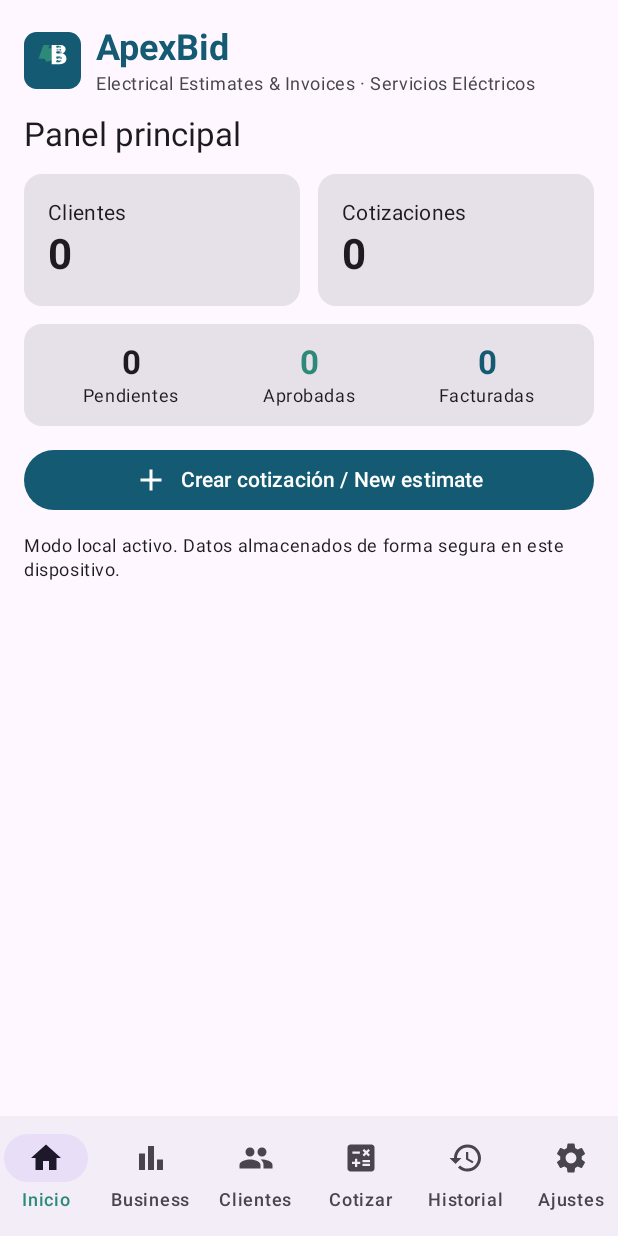
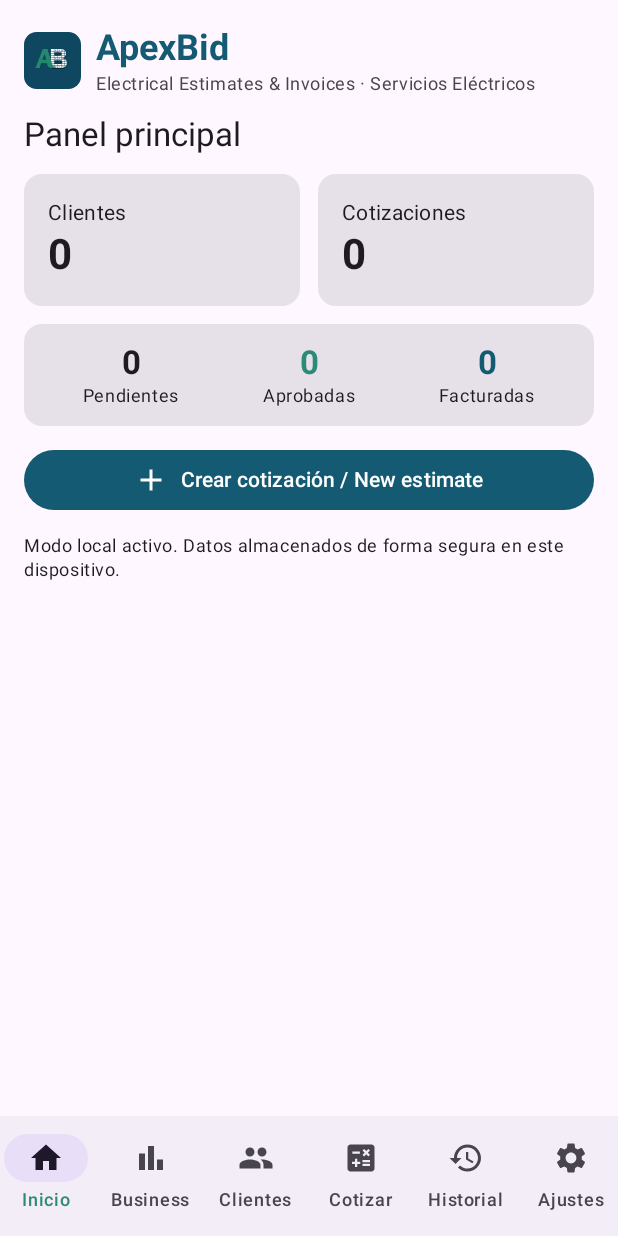
Before and after one commit to genuine-goat10/HSSDADE_LIGHT_ANDROID, an Android app built with Jetpack Compose: the screen it shows after launch (MainActivity), on a phone screen of 412 x 824 dp. Run offline under Robolectric (Android 15) with nearby library versions, the phone set to English and light mode, and no system bars; our stand-ins replace Room's generated code; pictures from the network do not load.

Commit message:
Update MainActivity.kt

```diff
--- a/app/src/main/java/com/hssdade/light/MainActivity.kt
+++ b/app/src/main/java/com/hssdade/light/MainActivity.kt
@@ -87,83 +87,18 @@ class MainActivity : ComponentActivity() {
 
 @Composable
 fun ApexBidLogo(size: Dp = 40.dp) {
-    Canvas(modifier = Modifier.size(size)) {
-        val w = this.size.width
-        val h = this.size.height
-
-        drawRoundRect(
-            color = Color(0xFF145A72),
-            cornerRadius = CornerRadius(w * 0.22f, h * 0.22f)
+    Box(
+        modifier = Modifier
+            .size(size)
+            .background(Color(0xFF0F4761), RoundedCornerShape(size * 0.22f)),
+        contentAlignment = Alignment.Center
+    ) {
+        Icon(
+            painter = androidx.compose.ui.res.painterResource(id = R.drawable.ic_launcher_foreground),
+            contentDescription = "ApexBid Logo",
+            tint = Color.Unspecified,
+            modifier = Modifier.fillMaxSize()
         )
-
-        val sw = w * 0.72f
-        val sh = h * 0.72f
-        val ox = w * 0.14f
-        val oy = h * 0.14f
-
-        val pathA = Path().apply {
-            moveTo(ox + sw * 0.11f, oy + sh * 0.59f)
-            lineTo(ox + sw * 0.28f, oy + sh * 0.12f)
-            lineTo(ox + sw * 0.43f, oy + sh * 0.12f)
-            lineTo(ox + sw * 0.33f, oy + sh * 0.40f)
-            cubicTo(ox + sw * 0.42f, oy + sh * 0.42f, ox + sw * 0.45f, oy + sh * 0.47f, ox + sw * 0.45f, oy + sh * 0.51f)
-            lineTo(ox + sw * 0.34f, oy + sh * 0.53f)
-            cubicTo(ox + sw * 0.34f, oy + sh * 0.48f, ox + sw * 0.31f, oy + sh * 0.45f, ox + sw * 0.24f, oy + sh * 0.45f)
-            lineTo(ox + sw * 0.16f, oy + sh * 0.45f)
-            lineTo(ox + sw * 0.11f, oy + sh * 0.59f)
-            close()
-        }
-        drawPath(path = pathA, color = Color(0xFF2D8A78))
-
-        val pathBridge = Path().apply {
-            moveTo(ox + sw * 0.16f, oy + sh * 0.45f)
-            lineTo(ox + sw * 0.36f, oy + sh * 0.45f)
-            cubicTo(ox + sw * 0.40f, oy + sh * 0.45f, ox + sw * 0.44f, oy + sh * 0.48f, ox + sw * 0.46f, oy + sh * 0.51f)
-            cubicTo(ox + sw * 0.49f, oy + sh * 0.48f, ox + sw * 0.53f, oy + sh * 0.45f, ox + sw * 0.57f, oy + sh * 0.45f)
-            lineTo(ox + sw * 0.59f, oy + sh * 0.45f)
-            lineTo(ox + sw * 0.59f, oy + sh * 0.37f)
-            lineTo(ox + sw * 0.51f, oy + sh * 0.37f)
-            lineTo(ox + sw * 0.51f, oy + sh * 0.29f)
-            lineTo(ox + sw * 0.59f, oy + sh * 0.29f)
-            lineTo(ox + sw * 0.59f, oy + sh * 0.12f)
-            lineTo(ox + sw * 0.48f, oy + sh * 0.12f)
-            lineTo(ox + sw * 0.48f, oy + sh * 0.20f)
-            lineTo(ox + sw * 0.39f, oy + sh * 0.20f)
-            lineTo(ox + sw * 0.36f, oy + sh * 0.29f)
-            close()
-        }
-        drawPath(path = pathBridge, color = Color(0xFF2D8A78))
-
-        val pathB = Path().apply {
-            moveTo(ox + sw * 0.48f, oy + sh * 0.12f)
-            lineTo(ox + sw * 0.70f, oy + sh * 0.12f)
-            cubicTo(ox + sw * 0.77f, oy + sh * 0.12f, ox + sw * 0.82f, oy + sh * 0.16f, ox + sw * 0.82f, oy + sh * 0.22f)
-            cubicTo(ox + sw * 0.82f, oy + sh * 0.27f, ox + sw * 0.79f, oy + sh * 0.31f, ox + sw * 0.74f, oy + sh * 0.33f)
-            cubicTo(ox + sw * 0.80f, oy + sh * 0.34f, ox + sw * 0.84f, oy + sh * 0.39f, ox + sw * 0.84f, oy + sh * 0.46f)
-            cubicTo(ox + sw * 0.84f, oy + sh * 0.54f, ox + sw * 0.77f, oy + sh * 0.59f, ox + sw * 0.68f, oy + sh * 0.59f)
-            lineTo(ox + sw * 0.48f, oy + sh * 0.59f)
-            close()
-        }
-        drawPath(path = pathB, color = Color.White)
-
-        drawRoundRect(Color(0xFF145A72), Offset(ox + sw * 0.59f, oy + sh * 0.138f), Size(sw * 0.09f, sh * 0.032f), CornerRadius(2f, 2f))
-        drawRoundRect(Color(0xFF145A72), Offset(ox + sw * 0.59f, oy + sh * 0.275f), Size(sw * 0.10f, sh * 0.055f), CornerRadius(2f, 2f))
-        drawRoundRect(Color(0xFF145A72), Offset(ox + sw * 0.59f, oy + sh * 0.405f), Size(sw * 0.11f, sh * 0.035f), CornerRadius(2f, 2f))
-        drawRoundRect(Color(0xFF145A72), Offset(ox + sw * 0.59f, oy + sh * 0.508f), Size(sw * 0.10f, sh * 0.032f), CornerRadius(2f, 2f))
-
-        drawRect(Color(0xFF2D8A78), Offset(ox + sw * 0.60f, oy + sh * 0.145f), Size(sw * 0.045f, sh * 0.05f))
-        drawRect(Color(0xFF7BA4B3), Offset(ox + sw * 0.668f, oy + sh * 0.145f), Size(sw * 0.037f, sh * 0.05f))
-
-        drawRect(Color(0xFF7BA4B3), Offset(ox + sw * 0.60f, oy + sh * 0.218f), Size(sw * 0.045f, sh * 0.04f))
-        drawRect(Color(0xFF2D8A78), Offset(ox + sw * 0.668f, oy + sh * 0.218f), Size(sw * 0.037f, sh * 0.04f))
-
-        drawRect(Color(0xFF7BA4B3), Offset(ox + sw * 0.668f, oy + sh * 0.282f), Size(sw * 0.057f, sh * 0.048f))
-
-        drawRect(Color(0xFF2D8A78), Offset(ox + sw * 0.60f, oy + sh * 0.412f), Size(sw * 0.045f, sh * 0.05f))
-        drawRect(Color(0xFF7BA4B3), Offset(ox + sw * 0.668f, oy + sh * 0.412f), Size(sw * 0.062f, sh * 0.05f))
-
-        drawRect(Color(0xFF2D8A78), Offset(ox + sw * 0.60f, oy + sh * 0.488f), Size(sw * 0.045f, sh * 0.04f))
-        drawRect(Color(0xFF7BA4B3), Offset(ox + sw * 0.668f, oy + sh * 0.488f), Size(sw * 0.047f, sh * 0.04f))
     }
 }
 
```
